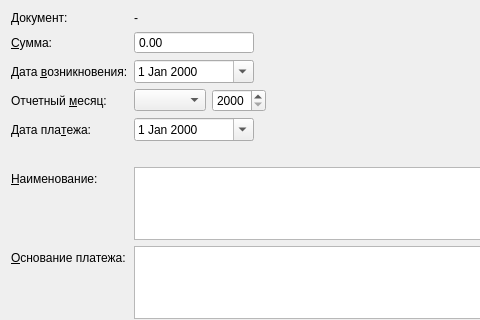
First picture: the form in designer/ui/copydocdialog.ui, repository Aleee/FinanceCalender, before the edit; both pictures show x 0 to 480 and y 0 to 320 of the 580 by 433 pixel window.
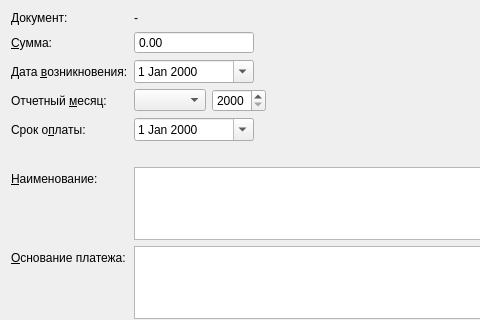
Second picture: the form after the edit.

Diff of the .ui file:
```diff
--- a/designer/ui/copydocdialog.ui
+++ b/designer/ui/copydocdialog.ui
@@ -163,7 +163,7 @@
      <item row="4" column="0">
       <widget class="QLabel" name="label_5">
        <property name="text">
-        <string>Дата пла&amp;тежа:</string>
+        <string>Срок о&amp;платы:</string>
        </property>
        <property name="buddy">
         <cstring>de_duedate</cstring>
```
Left out of the diff: 4 changed lines with no effect on the pictures.
